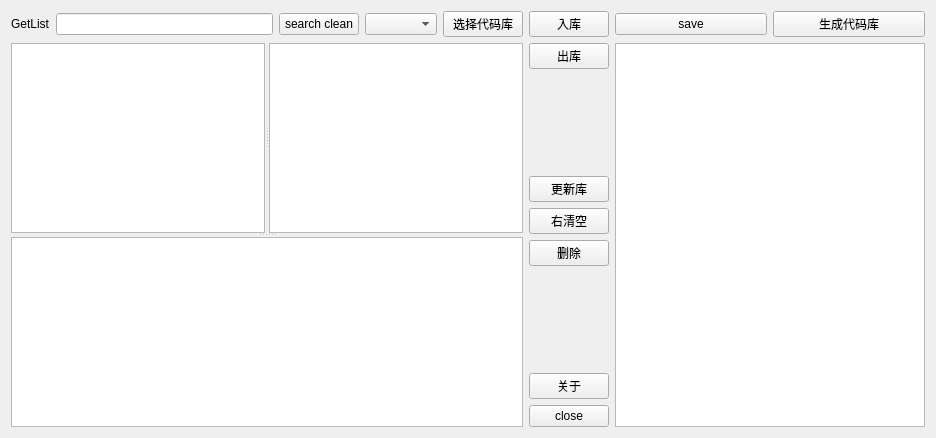
Qt form auto_c_code/autoccode.ui (yjduoduo/auto_c_code_linux) before a commit.
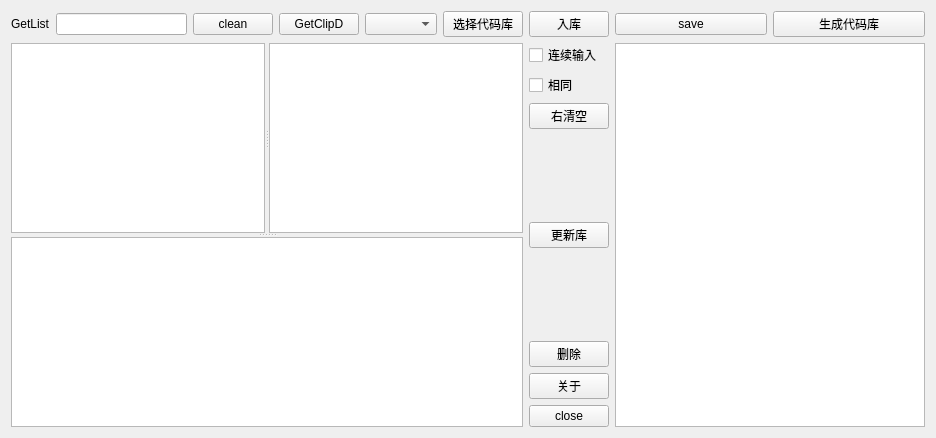
The same form after that commit.

```diff
--- a/auto_c_code/autoccode.ui
+++ b/auto_c_code/autoccode.ui
@@ -36,7 +36,14 @@
          <item>
           <widget class="QPushButton" name="pushButton_clean">
            <property name="text">
-            <string>search clean</string>
+            <string>clean</string>
+           </property>
+          </widget>
+         </item>
+         <item>
+          <widget class="QPushButton" name="pushButton_search_fromClip">
+           <property name="text">
+            <string>GetClipD</string>
            </property>
           </widget>
          </item>
@@ -79,9 +86,23 @@
         </widget>
        </item>
        <item>
-        <widget class="QPushButton" name="outdb_btn">
+        <widget class="QCheckBox" name="checkBox_inbox">
          <property name="text">
-          <string>出库</string>
+          <string>连续输入</string>
+         </property>
+        </widget>
+       </item>
+       <item>
+        <widget class="QCheckBox" name="checkBox_same">
+         <property name="text">
+          <string>相同</string>
+         </property>
+        </widget>
+       </item>
+       <item>
+        <widget class="QPushButton" name="rightclear_btn">
+         <property name="text">
+          <string>右清空</string>
          </property>
         </widget>
        </item>
@@ -105,20 +126,6 @@
          </property>
         </widget>
        </item>
-       <item>
-        <widget class="QPushButton" name="rightclear_btn">
-         <property name="text">
-          <string>右清空</string>
-         </property>
-        </widget>
-       </item>
-       <item>
-        <widget class="QPushButton" name="delete_btn">
-         <property name="text">
-          <string>删除</string>
-         </property>
-        </widget>
-       </item>
        <item>
         <spacer name="verticalSpacer_3">
          <property name="orientation">
@@ -132,6 +139,13 @@
          </property>
         </spacer>
        </item>
+       <item>
+        <widget class="QPushButton" name="delete_btn">
+         <property name="text">
+          <string>删除</string>
+         </property>
+        </widget>
+       </item>
        <item>
         <widget class="QPushButton" name="about_btn">
          <property name="text">
```
Left out of the diff: 9 changed lines with no effect on the pictures.
